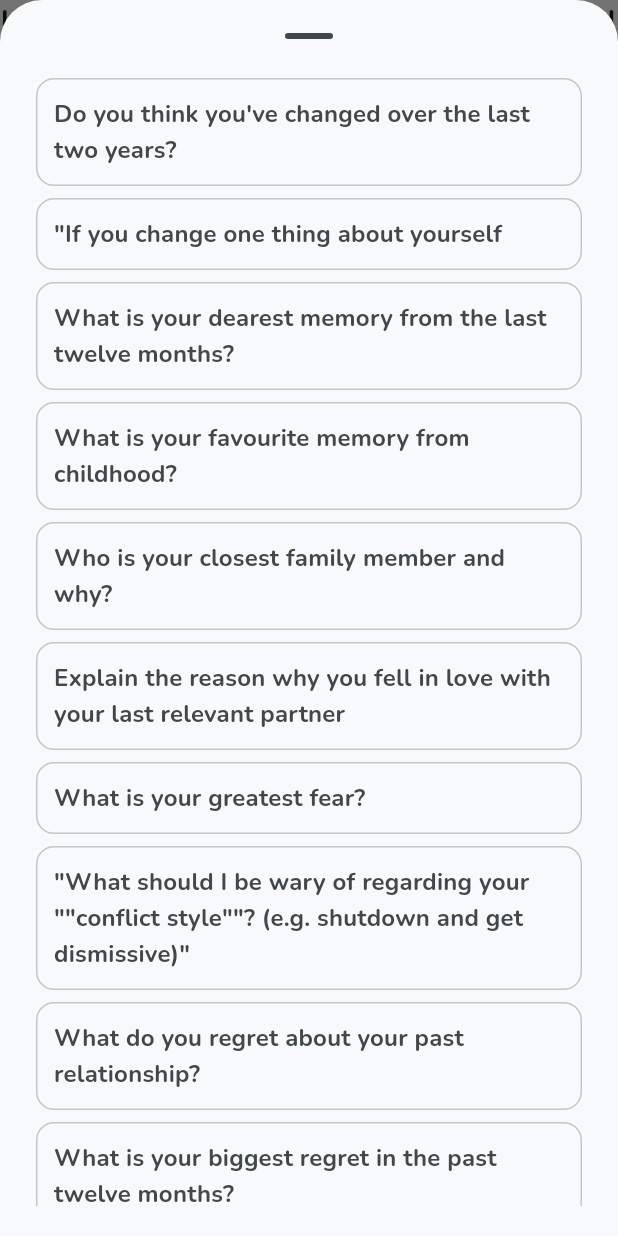
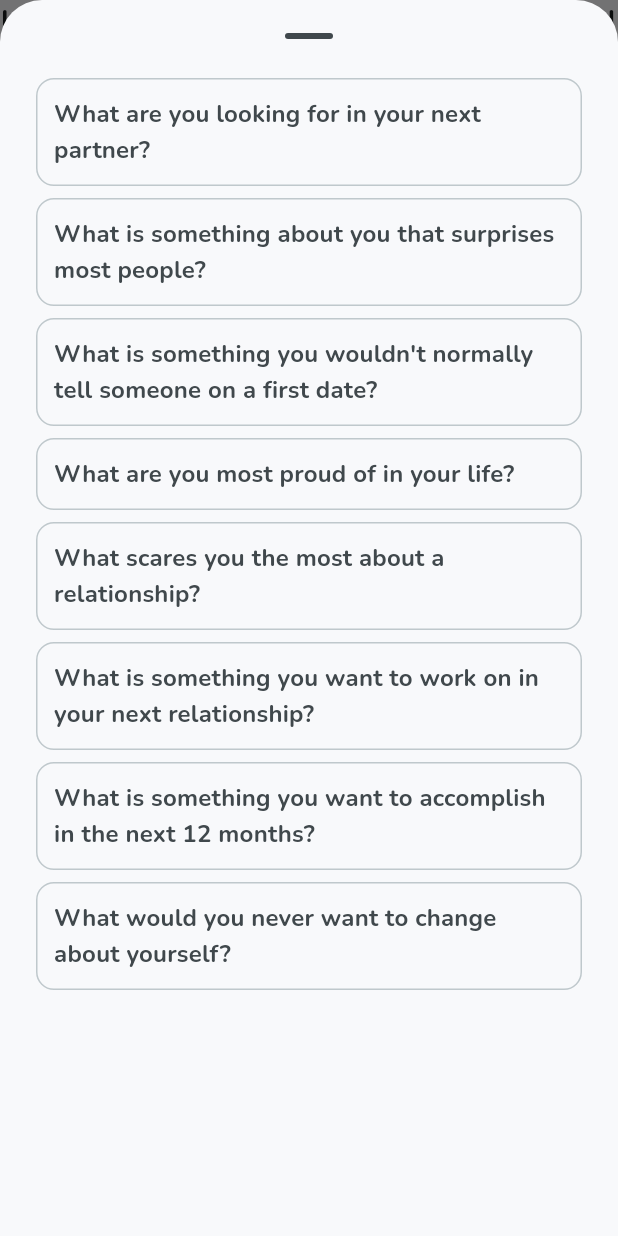
Before and after one commit to redflagsdating/rfd-app, a Flutter app: the ProfileRealTalk widget shown alone on an empty page, opened directly, after a tap on "Select a real talk", on a phone screen of 412 x 824 dp. Run offline on Flutter 3.47's test engine with Material 2 defaults, Android fonts, the phone set to English and light mode, and no system bars; drawn by our look-alikes of dotted_border; our stand-ins replace cloud_firestore, dots_indicator, firebase_auth, firebase_core, firebase_crashlytics, firebase_dynamic_links and 10 more; missing offline and left inert: app_settings, flutter_facebook_auth, flutter_flavor; accounts and stored records are empty; generated files the repository leaves out were written again.

Commit message:
MVP-238 Updated realtalk questions

```diff
--- a/lib/models/question.dart
+++ b/lib/models/question.dart
@@ -1,7 +1,18 @@
 //**
 // TODO: Revisit for l10n and scalability
 // */
-const _questions = [
+const _realtalk = [
+  "What are you looking for in your next partner?",
+  "What is something about you that surprises most people?",
+  "What is something you wouldn't normally tell someone on a first date?",
+  "What are you most proud of in your life?",
+  "What scares you the most about a relationship?",
+  "What is something you want to work on in your next relationship?",
+  "What is something you want to accomplish in the next 12 months?",
+  "What would you never want to change about yourself?"
+];
+
+const _qod = [
   "Do you think you've changed over the last two years?",
   '"If you change one thing about yourself',
   'What is your dearest memory from the last twelve months?',
@@ -108,5 +119,6 @@ const _questions = [
 class QuestionModel {
   QuestionModel();
 
-  static List<String> get questions => _questions;
+  static List<String> get qod => _qod;
+  static List<String> get realtalk => _realtalk;
 }
--- a/lib/widgets/listview_questions.dart
+++ b/lib/widgets/listview_questions.dart
@@ -1,5 +1,4 @@
 import 'package:flutter/material.dart';
-import 'package:red_flags/models/question.dart';
 
 class ListViewQuestions extends StatelessWidget {
   const ListViewQuestions({
@@ -18,9 +17,9 @@ class ListViewQuestions extends StatelessWidget {
     final theme = Theme.of(context);
 
     return ListView.builder(
-      itemCount: QuestionModel.questions.length,
+      itemCount: questions.length,
       itemBuilder: (context, index) {
-        final question = QuestionModel.questions[index];
+        final question = questions[index];
         final isSelected = selected?.contains(question) ?? false;
 
         return GestureDetector(
--- a/lib/widgets/profile/profile_realtalk.dart
+++ b/lib/widgets/profile/profile_realtalk.dart
@@ -84,7 +84,7 @@ class _ProfileRealTalkState extends State<ProfileRealTalk> {
                         onEditingComplete: _onEditingComplete,
                       )
                     : ListViewQuestions(
-                        questions: QuestionModel.questions,
+                        questions: QuestionModel.realtalk,
                         selected: _selected,
                         onSelect: (question) {
                           // Using setState from StatefulBuilder
```
